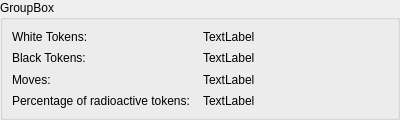
This is simulations/lightabsorptionform.ui in KDE/kalzium as Qt 5 draws it before an edit. The edited form follows.
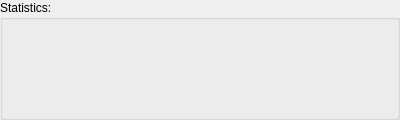
This is the edited form.

Commit message: improve stats-dialog. Pino: Please review the FIXME in simulationsdialog.cpp

```diff
--- a/simulations/lightabsorptionform.ui
+++ b/simulations/lightabsorptionform.ui
@@ -33,7 +33,7 @@
    <item>
     <widget class="QGroupBox" name="groupBox" >
      <property name="title" >
-      <string>GroupBox</string>
+      <string>Statistics:</string>
      </property>
      <layout class="QVBoxLayout" >
       <property name="margin" >
@@ -42,102 +42,6 @@
       <property name="spacing" >
        <number>6</number>
       </property>
-      <item>
-       <layout class="QHBoxLayout" >
-        <property name="margin" >
-         <number>0</number>
-        </property>
-        <property name="spacing" >
-         <number>6</number>
-        </property>
-        <item>
-         <widget class="QLabel" name="label" >
-          <property name="text" >
-           <string>White Tokens:</string>
-          </property>
-         </widget>
-        </item>
-        <item>
-         <widget class="QLabel" name="label_5" >
-          <property name="text" >
-           <string>TextLabel</string>
-          </property>
-         </widget>
-        </item>
-       </layout>
-      </item>
-      <item>
-       <layout class="QHBoxLayout" >
-        <property name="margin" >
-         <number>0</number>
-        </property>
-        <property name="spacing" >
-         <number>6</number>
-        </property>
-        <item>
-         <widget class="QLabel" name="label_2" >
-          <property name="text" >
-           <string>Black Tokens:</string>
-          </property>
-         </widget>
-        </item>
-        <item>
-         <widget class="QLabel" name="label_6" >
-          <property name="text" >
-           <string>TextLabel</string>
-          </property>
-         </widget>
-        </item>
-       </layout>
-      </item>
-      <item>
-       <layout class="QHBoxLayout" >
-        <property name="margin" >
-         <number>0</number>
-        </property>
-        <property name="spacing" >
-         <number>6</number>
-        </property>
-        <item>
-         <widget class="QLabel" name="label_3" >
-          <property name="text" >
-           <string>Moves:</string>
-          </property>
-         </widget>
-        </item>
-        <item>
-         <widget class="QLabel" name="label_7" >
-          <property name="text" >
-           <string>TextLabel</string>
-          </property>
-         </widget>
-        </item>
-       </layout>
-      </item>
-      <item>
-       <layout class="QHBoxLayout" >
-        <property name="margin" >
-         <number>0</number>
-        </property>
-        <property name="spacing" >
-         <number>6</number>
-        </property>
-        <item>
-         <widget class="QLabel" name="label_4" >
-          <property name="text" >
-           <string>Percentage of radioactive tokens:</string>
-          </property>
-         </widget>
-        </item>
-        <item>
-         <widget class="QLabel" name="label_8" >
-          <property name="text" >
-           <string>TextLabel</string>
-          </property>
-         </widget>
-        </item>
-       </layout>
-      </item>
      </layout>
     </widget>
    </item>
```
The commit also changes 7 other files.
